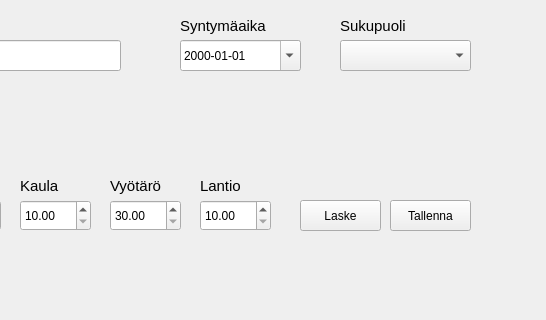
Above: Main.ui from PetteriRauhala/FitnessGUI before the change; both pictures show x 200 to 746 and y 0 to 320 of the 746 by 839 pixel window. Below: the same form after it.
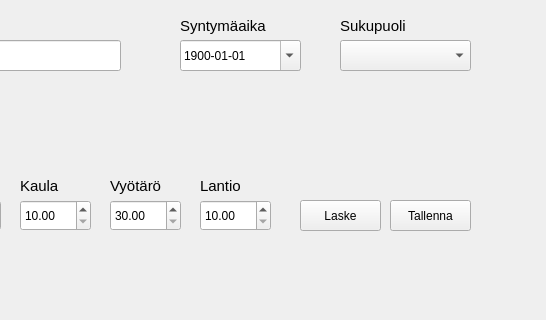
That is the form after the change.

Commit message: nappuloita lukittu ja kaikki toimii

Diff of the .ui file:
```diff
--- a/Main.ui
+++ b/Main.ui
@@ -59,6 +59,16 @@
       <height>31</height>
      </rect>
     </property>
+    <property name="dateTime">
+     <datetime>
+      <hour>0</hour>
+      <minute>0</minute>
+      <second>0</second>
+      <year>1900</year>
+      <month>1</month>
+      <day>1</day>
+     </datetime>
+    </property>
     <property name="displayFormat">
      <string>yyyy-MM-dd</string>
     </property>
```
Left out of the diff: 33 changed lines with no effect on the pictures. The commit also changes 1 other file.
